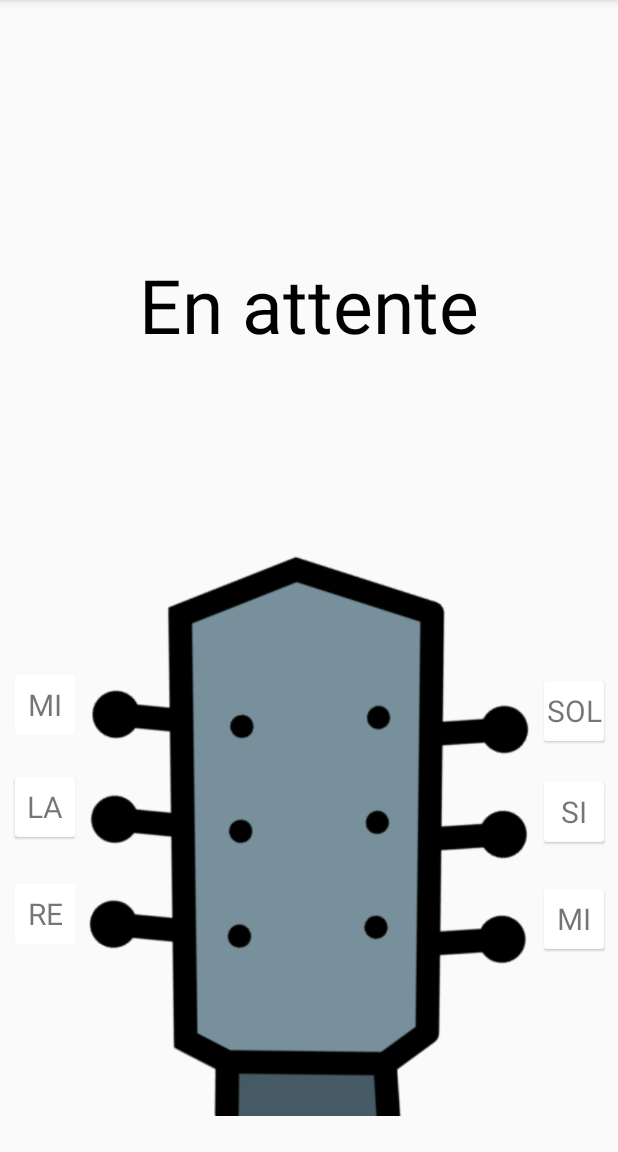
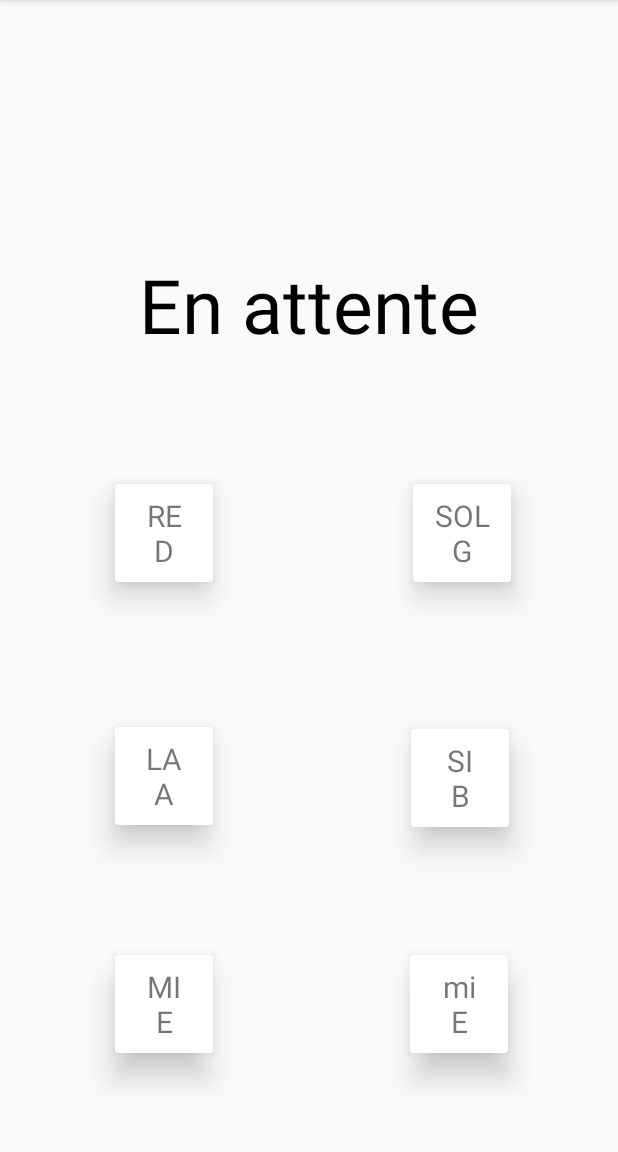
Before and after one commit to Kilian-Pichard/ZicAll, an Android app: the AccordeurGuitare screen opened directly, with no data from a screen before it, on a phone screen of 412 x 824 dp, the part 84-1236 px from its top. Run offline under Robolectric (Android 15) with nearby library versions, the phone set to English and light mode, and no system bars; 2 statements that could not run were skipped.

Commit message:
Changement de l'interface "recap des accords"

```diff
--- a/app/src/main/java/iutbayonne/projet/zicall/AccordeurGuitare.java
+++ b/app/src/main/java/iutbayonne/projet/zicall/AccordeurGuitare.java
@@ -33,7 +33,6 @@ public class AccordeurGuitare extends AppCompatActivity {
     private TextView erreurGauche;
     private TextView erreurDroite;
 
-    private String margeFrequenceArrondi;
     private float frequenceReferenceFloat;
 
     private Corde cordeMi;
@@ -217,14 +216,12 @@ public class AccordeurGuitare extends AppCompatActivity {
 
                 if(margeFrequence > 0)
                 {
-                    margeFrequenceArrondi = (String.valueOf((float) Math.round(margeFrequence * 100)/100));
                     erreurDroite.setText("");
-                    erreurGauche.setText("- "+ margeFrequenceArrondi);
+                    erreurGauche.setText("Détendre\nla corde");
                 }
                 if(margeFrequence < 0)
                 {
-                    margeFrequenceArrondi = (String.valueOf((float) (Math.round(margeFrequence * 100)/100) * -1));
-                    erreurDroite.setText("+ " + (margeFrequenceArrondi));
+                    erreurDroite.setText("Tendre\nla corde");
                     erreurGauche.setText("");
                 }
             }
--- a/app/src/main/res/layout/activity_accordeur_guitare.xml
+++ b/app/src/main/res/layout/activity_accordeur_guitare.xml
@@ -49,8 +49,9 @@
         android:id="@+id/erreurGauche"
         android:layout_width="wrap_content"
         android:layout_height="wrap_content"
-        android:textSize="25sp"
+        android:textSize="20sp"
         android:textColor="#6f6f6f"
+        android:gravity="center"
         app:layout_constraintBottom_toBottomOf="@+id/frequenceMesure"
         app:layout_constraintEnd_toStartOf="@+id/frequenceMesure"
         app:layout_constraintStart_toStartOf="parent"
@@ -60,178 +61,176 @@
         android:id="@+id/erreurDroite"
         android:layout_width="wrap_content"
         android:layout_height="wrap_content"
-        android:textSize="25sp"
+        android:textSize="20sp"
         android:textColor="#6f6f6f"
+        android:gravity="center"
         app:layout_constraintBottom_toBottomOf="@+id/frequenceMesure"
         app:layout_constraintEnd_toEndOf="parent"
         app:layout_constraintStart_toEndOf="@+id/frequenceMesure"
         app:layout_constraintTop_toTopOf="@+id/frequenceMesure" />
 
     <androidx.cardview.widget.CardView
-        android:id="@+id/mi"
-        android:layout_width="40dp"
-        android:layout_height="40dp"
+        android:id="@+id/re"
+        android:layout_width="65dp"
+        android:layout_height="65dp"
         android:layout_gravity="center"
+        android:clickable="true"
+        android:focusable="true"
+        android:foreground="?android:attr/selectableItemBackground"
         android:textSize="40sp"
-        app:cardElevation="1dp"
-        app:layout_constraintBottom_toBottomOf="@+id/imageView"
-        app:layout_constraintEnd_toStartOf="@+id/imageView"
+        app:cardElevation="12dp"
+        app:layout_constraintBottom_toBottomOf="parent"
+        app:layout_constraintEnd_toEndOf="parent"
+        app:layout_constraintHorizontal_bias="0.222"
         app:layout_constraintLeft_toLeftOf="parent"
         app:layout_constraintRight_toRightOf="parent"
         app:layout_constraintStart_toStartOf="parent"
-        app:layout_constraintTop_toTopOf="@+id/imageView"
-        app:layout_constraintVertical_bias="0.27"
-        android:clickable="true"
-        android:focusable="true"
-        android:foreground="?android:attr/selectableItemBackground">
+        app:layout_constraintTop_toTopOf="parent"
+        app:layout_constraintVertical_bias="0.499"
+        android:foregroundGravity="center">
 
         <TextView
             android:layout_width="match_parent"
             android:layout_height="match_parent"
             android:gravity="center"
-            android:text="MI"
+            android:layout_gravity="center"
+            android:text="RE\nD"
             android:textSize="20sp" />
     </androidx.cardview.widget.CardView>
 
     <androidx.cardview.widget.CardView
         android:id="@+id/la"
-        android:layout_width="40dp"
-        android:layout_height="40dp"
+        android:layout_width="65dp"
+        android:layout_height="65dp"
         android:layout_gravity="center"
+        android:clickable="true"
+        android:focusable="true"
+        android:foreground="?android:attr/selectableItemBackground"
         android:textSize="40sp"
-        app:cardElevation="1dp"
-        app:layout_constraintBottom_toBottomOf="@+id/imageView"
-        app:layout_constraintEnd_toStartOf="@+id/imageView"
+        app:cardElevation="12dp"
+        app:layout_constraintBottom_toBottomOf="parent"
+        app:layout_constraintEnd_toEndOf="parent"
+        app:layout_constraintHorizontal_bias="0.222"
         app:layout_constraintLeft_toLeftOf="parent"
         app:layout_constraintRight_toRightOf="parent"
         app:layout_constraintStart_toStartOf="parent"
-        app:layout_constraintTop_toTopOf="@+id/imageView"
-        app:layout_constraintVertical_bias="0.45"
-        android:clickable="true"
-        android:focusable="true"
-        android:foreground="?android:attr/selectableItemBackground">
+        app:layout_constraintTop_toTopOf="parent"
+        app:layout_constraintVertical_bias="0.713">
 
         <TextView
             android:layout_width="match_parent"
             android:layout_height="match_parent"
             android:gravity="center"
-            android:text="LA"
+            android:text="LA\nA"
             android:textSize="20sp" />
     </androidx.cardview.widget.CardView>
 
     <androidx.cardview.widget.CardView
-        android:id="@+id/re"
-        android:layout_width="40dp"
-        android:layout_height="40dp"
+        android:id="@+id/mi"
+        android:layout_width="65dp"
+        android:layout_height="65dp"
         android:layout_gravity="center"
+        android:clickable="true"
+        android:focusable="true"
+        android:foreground="?android:attr/selectableItemBackground"
         android:textSize="40sp"
-        app:cardElevation="1dp"
-        app:layout_constraintBottom_toBottomOf="@+id/imageView"
-        app:layout_constraintEnd_toStartOf="@+id/imageView"
+        app:cardElevation="12dp"
+        app:layout_constraintBottom_toBottomOf="parent"
+        app:layout_constraintEnd_toEndOf="parent"
+        app:layout_constraintHorizontal_bias="0.222"
         app:layout_constraintLeft_toLeftOf="parent"
         app:layout_constraintRight_toRightOf="parent"
         app:layout_constraintStart_toStartOf="parent"
-        app:layout_constraintTop_toTopOf="@+id/imageView"
-        app:layout_constraintVertical_bias="0.64"
-        android:clickable="true"
-        android:focusable="true"
-        android:foreground="?android:attr/selectableItemBackground">
+        app:layout_constraintTop_toTopOf="parent"
+        app:layout_constraintVertical_bias="0.913">
 
         <TextView
             android:layout_width="match_parent"
             android:layout_height="match_parent"
             android:gravity="center"
-            android:text="RE"
+            android:text="MI\nE"
+            android:textSize="20sp" />
+    </androidx.cardview.widget.CardView>
+
+    <androidx.cardview.widget.CardView
+        android:id="@+id/si"
+        android:layout_width="65dp"
+        android:layout_height="65dp"
+        android:layout_gravity="center"
+        android:clickable="true"
+        android:focusable="true"
+        android:foreground="?android:attr/selectableItemBackground"
+        android:textSize="40sp"
+        app:cardElevation="12dp"
+        app:layout_constraintBottom_toBottomOf="parent"
+        app:layout_constraintEnd_toEndOf="parent"
+        app:layout_constraintHorizontal_bias="0.79"
+        app:layout_constraintLeft_toLeftOf="parent"
+        app:layout_constraintRight_toRightOf="parent"
+        app:layout_constraintStart_toStartOf="parent"
+        app:layout_constraintTop_toTopOf="parent"
+        app:layout_constraintVertical_bias="0.714" >
+
+        <TextView
+            android:layout_width="match_parent"
+            android:layout_height="match_parent"
+            android:gravity="center"
+            android:text="SI\nB"
             android:textSize="20sp" />
     </androidx.cardview.widget.CardView>
 
     <androidx.cardview.widget.CardView
         android:id="@+id/sol"
-        android:layout_width="40dp"
-        android:layout_height="40dp"
+        android:layout_width="65dp"
+        android:layout_height="65dp"
         android:layout_gravity="center"
+        android:clickable="true"
+        android:focusable="true"
+        android:foreground="?android:attr/selectableItemBackground"
         android:textSize="40sp"
-        app:cardElevation="1dp"
-        app:layout_constraintBottom_toBottomOf="@+id/imageView"
+        app:cardElevation="12dp"
+        app:layout_constraintBottom_toBottomOf="parent"
         app:layout_constraintEnd_toEndOf="parent"
+        app:layout_constraintHorizontal_bias="0.795"
         app:layout_constraintLeft_toLeftOf="parent"
         app:layout_constraintRight_toRightOf="parent"
-        app:layout_constraintStart_toEndOf="@+id/imageView"
-        app:layout_constraintTop_toTopOf="@+id/imageView"
-        app:layout_constraintVertical_bias="0.28"
-        android:clickable="true"
-        android:focusable="true"
-        android:foreground="?android:attr/selectableItemBackground">
+        app:layout_constraintStart_toStartOf="parent"
+        app:layout_constraintTop_toTopOf="parent"
+        app:layout_constraintVertical_bias="0.499" >
 
         <TextView
             android:layout_width="match_parent"
             android:layout_height="match_parent"
             android:gravity="center"
-            android:text="SOL"
+            android:text="SOL\nG"
             android:textSize="20sp" />
     </androidx.cardview.widget.CardView>
 
     <androidx.cardview.widget.CardView
-        android:id="@+id/si"
-        android:layout_width="40dp"
-        android:layout_height="40dp"
+        android:id="@+id/mi2"
+        android:layout_width="65dp"
+        android:layout_height="65dp"
         android:layout_gravity="center"
+        android:clickable="true"
+        android:focusable="true"
+        android:foreground="?android:attr/selectableItemBackground"
         android:textSize="40sp"
-        app:cardElevation="1dp"
-        app:layout_constraintBottom_toBottomOf="@+id/imageView"
+        app:cardElevation="12dp"
+        app:layout_constraintBottom_toBottomOf="parent"
         app:layout_constraintEnd_toEndOf="parent"
+        app:layout_constraintHorizontal_bias="0.788"
         app:layout_constraintLeft_toLeftOf="parent"
         app:layout_constraintRight_toRightOf="parent"
-        app:layout_constraintStart_toEndOf="@+id/imageView"
-        app:layout_constraintTop_toTopOf="@+id/imageView"
-        app:layout_constraintVertical_bias="0.46"
-        android:clickable="true"
-        android:focusable="true"
-        android:foreground="?android:attr/selectableItemBackground">
+        app:layout_constraintStart_toStartOf="parent"
+        app:layout_constraintTop_toTopOf="parent"
+        app:layout_constraintVertical_bias="0.913" >
 
         <TextView
             android:layout_width="match_parent"
             android:layout_height="match_parent"
             android:gravity="center"
-            android:text="SI"
+            android:text="mi\nE"
             android:textSize="20sp" />
     </androidx.cardview.widget.CardView>
 
-    <androidx.cardview.widget.CardView
-        android:id="@+id/mi2"
-        android:layout_width="40dp"
-        android:layout_height="40dp"
-        android:layout_gravity="center"
-        android:textSize="40sp"
-        app:cardElevation="1dp"
-        app:layout_constraintBottom_toBottomOf="@+id/imageView"
-        app:layout_constraintEnd_toEndOf="parent"
-        app:layout_constraintLeft_toLeftOf="parent"
-        app:layout_constraintRight_toRightOf="parent"
-        app:layout_constraintStart_toEndOf="@+id/imageView"
-        app:layout_constraintTop_toTopOf="@+id/imageView"
-        app:layout_constraintVertical_bias="0.65"
-        android:clickable="true"
-        android:focusable="true"
-        android:foreground="?android:attr/selectableItemBackground">
-
-        <TextView
-            android:layout_width="match_parent"
-            android:layout_height="match_parent"
-            android:gravity="center"
-            android:text="MI"
-            android:textSize="20sp" />
-    </androidx.cardview.widget.CardView>
-
-    <ImageView
-        android:id="@+id/imageView"
-        android:layout_width="294dp"
-        android:layout_height="416dp"
-        app:layout_constraintBottom_toBottomOf="parent"
-        app:layout_constraintEnd_toEndOf="parent"
-        app:layout_constraintStart_toStartOf="parent"
-        app:layout_constraintTop_toBottomOf="@+id/my_toolbar"
-        app:layout_constraintVertical_bias="0.99"
-        app:srcCompat="@drawable/guitar_head" />
-
 </androidx.constraintlayout.widget.ConstraintLayout>
```
